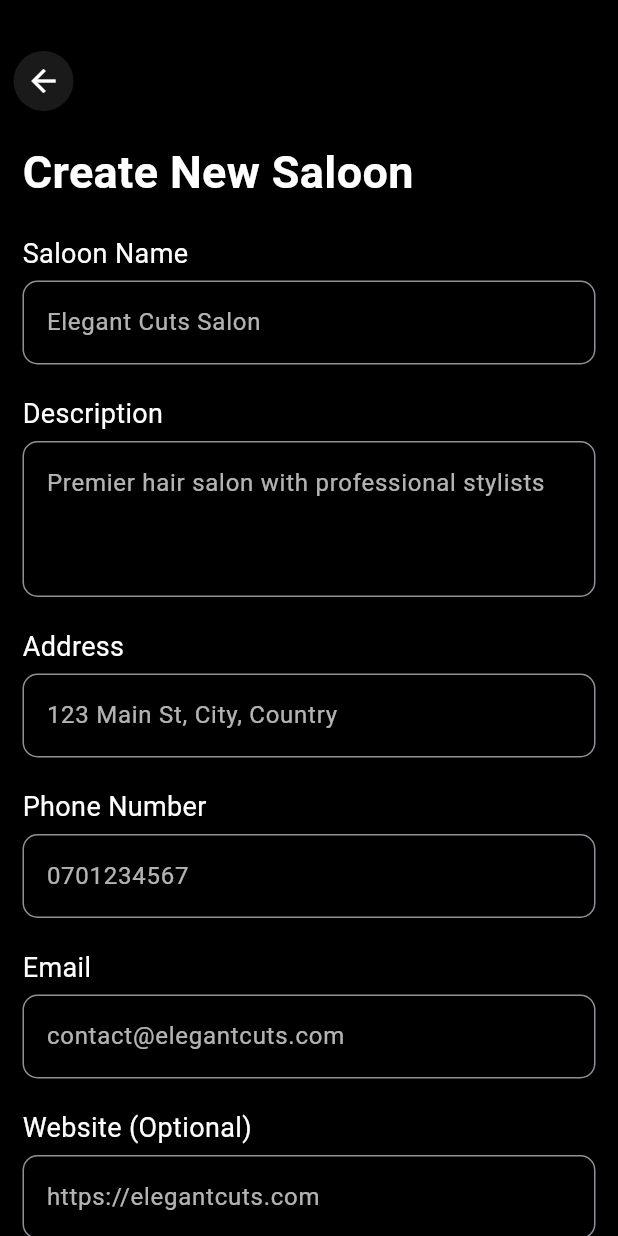
After one commit to maleesha-pramud/saloon_guide, a Flutter app: the CreateSaloonScreen screen opened by its route, on a phone screen of 412 x 824 dp. The commit adds this screen. Run offline on Flutter 3.47's test engine with Material 3 defaults, Android fonts, the phone set to English and light mode, and no system bars; our stand-ins replace flutter_secure_storage; accounts and stored records are empty.

Commit message:
feat: implement CreateSaloonScreen and update navigation in CustomDrawer

```diff
--- a/lib/main.dart
+++ b/lib/main.dart
@@ -3,8 +3,9 @@ import 'package:flutter_secure_storage/flutter_secure_storage.dart';
 import 'package:saloon_guide/pages/home/home_screen.dart';
 import 'package:saloon_guide/pages/login/login_screen.dart';
 // import 'package:saloon_guide/pages/complete/complete_screen.dart';
-// import 'package:saloon_guide/pages/saloon_list/saloon_list_screen.dart';
+import 'package:saloon_guide/pages/saloon_list/saloon_list_screen.dart';
 import 'package:saloon_guide/pages/register/register_screen.dart';
+import 'package:saloon_guide/pages/create_saloon/create_saloon_screen.dart';
 // import 'package:saloon_guide/pages/single_saloon/single_saloon_screen.dart';
 
 void main() {
@@ -71,8 +72,9 @@ class _MainAppState extends State<MainApp> {
       routes: {
         '/login': (context) => LoginScreen(),
         '/register': (context) => RegisterScreen(),
-        // '/saloon-list': (context) => SaloonListScreen(),
+        '/saloon-list': (context) => SaloonListScreen(),
         '/home': (context) => HomeScreen(),
+        '/create-saloon': (context) => CreateSaloonScreen(),
         // '/saloon': (context) => SingleSaloonScreen(),
         // '/complete': (context) => CompleteScreen(),
       },
--- /dev/null
+++ b/lib/pages/create_saloon/create_saloon_screen.dart
@@ -0,0 +1,331 @@
+import 'dart:convert';
+import 'package:flutter/material.dart';
+import 'package:flutter_secure_storage/flutter_secure_storage.dart';
+import 'package:http/http.dart' as http;
+import 'package:saloon_guide/widgets/custom_back_button.dart';
+import 'package:saloon_guide/widgets/custom_text_field.dart';
+
+class CreateSaloonScreen extends StatefulWidget {
+  const CreateSaloonScreen({super.key});
+
+  @override
+  State<CreateSaloonScreen> createState() => _CreateSaloonScreenState();
+}
+
+class _CreateSaloonScreenState extends State<CreateSaloonScreen> {
+  final _formKey = GlobalKey<FormState>();
+  final _storage = const FlutterSecureStorage();
+  bool _isLoading = false;
+  String _errorMessage = '';
+  String _successMessage = '';
+
+  final TextEditingController _nameController = TextEditingController();
+  final TextEditingController _descriptionController = TextEditingController();
+  final TextEditingController _addressController = TextEditingController();
+  final TextEditingController _phoneController = TextEditingController();
+  final TextEditingController _emailController = TextEditingController();
+  final TextEditingController _websiteController = TextEditingController();
+  final TextEditingController _openingTimeController =
+      TextEditingController(text: '09:00');
+  final TextEditingController _closingTimeController =
+      TextEditingController(text: '17:00');
+
+  Future<void> _selectTime(BuildContext context, bool isOpeningTime) async {
+    final TimeOfDay? picked = await showTimePicker(
+      context: context,
+      initialTime: TimeOfDay.now(),
+    );
+
+    if (picked != null) {
+      setState(() {
+        final String formattedTime =
+            '${picked.hour.toString().padLeft(2, '0')}:${picked.minute.toString().padLeft(2, '0')}';
+
+        if (isOpeningTime) {
+          _openingTimeController.text = formattedTime;
+        } else {
+          _closingTimeController.text = formattedTime;
+        }
+      });
+    }
+  }
+
+  Future<void> _createSaloon() async {
+    if (!_formKey.currentState!.validate()) {
+      return;
+    }
+
+    setState(() {
+      _isLoading = true;
+      _errorMessage = '';
+      _successMessage = '';
+    });
+
+    try {
+      final token = await _storage.read(key: 'auth_token');
+      final response = await http.post(
+        Uri.parse('http://localhost:3000/api/v1/saloons'),
+        headers: {
+          'Content-Type': 'application/json',
+          'Authorization': 'Bearer $token',
+        },
+        body: jsonEncode({
+          'name': _nameController.text,
+          'description': _descriptionController.text,
+          'address': _addressController.text,
+          'phone': _phoneController.text,
+          'email': _emailController.text,
+          'website': _websiteController.text,
+          'opening_time': _openingTimeController.text,
+          'closing_time': _closingTimeController.text,
+        }),
+      );
+
+      final responseData = jsonDecode(response.body);
+      print('responseData: $responseData');
+
+      if (response.statusCode == 201 && responseData['status'] == true) {
+        setState(() {
+          _successMessage =
+              responseData['data']['message'] ?? 'Saloon created successfully';
+        });
+
+        // Clear form after successful creation
+        _nameController.clear();
+        _descriptionController.clear();
+        _addressController.clear();
+        _phoneController.clear();
+        _emailController.clear();
+        _websiteController.clear();
+        _openingTimeController.text = '09:00';
+        _closingTimeController.text = '17:00';
+
+        // Optional: Navigate back or to a confirmation page
+        Future.delayed(Duration(seconds: 2), () {
+          Navigator.pop(context);
+        });
+      } else {
+        setState(() {
+          _errorMessage = responseData['message'] ?? 'Failed to create saloon';
+        });
+      }
+    } catch (error) {
+      setState(() {
+        _errorMessage = 'Network error: $error';
+      });
+    } finally {
+      setState(() {
+        _isLoading = false;
+      });
+    }
+  }
+
+  @override
+  Widget build(BuildContext context) {
+    return Scaffold(
+      body: SafeArea(
+        child: SingleChildScrollView(
+          child: Column(
+            crossAxisAlignment: CrossAxisAlignment.start,
+            children: [
+              SizedBox(height: 30),
+              CustomBackButton(),
+              Padding(
+                padding: const EdgeInsets.all(15),
+                child: Form(
+                  key: _formKey,
+                  child: Column(
+                    crossAxisAlignment: CrossAxisAlignment.start,
+                    children: [
+                      Text(
+                        'Create New Saloon',
+                        style: TextStyle(
+                          color: Colors.white,
+                          fontSize: 30,
+                          fontWeight: FontWeight.bold,
+                        ),
+                      ),
+                      SizedBox(height: 20),
+
+                      // Form fields
+                      CustomTextField(
+                        controller: _nameController,
+                        labelText: 'Saloon Name',
+                        hintText: 'Elegant Cuts Salon',
+                        validator: (value) {
+                          if (value == null || value.isEmpty) {
+                            return 'Please enter saloon name';
+                          }
+                          return null;
+                        },
+                      ),
+
+                      CustomTextField(
+                        controller: _descriptionController,
+                        labelText: 'Description',
+                        hintText:
+                            'Premier hair salon with professional stylists',
+                        maxLines: 3,
+                        validator: (value) {
+                          if (value == null || value.isEmpty) {
+                            return 'Please enter a description';
+                          }
+                          return null;
+                        },
+                      ),
+
+                      CustomTextField(
+                        controller: _addressController,
+                        labelText: 'Address',
+                        hintText: '123 Main St, City, Country',
+                        validator: (value) {
+                          if (value == null || value.isEmpty) {
+                            return 'Please enter address';
+                          }
+                          return null;
+                        },
+                      ),
+
+                      CustomTextField(
+                        controller: _phoneController,
+                        labelText: 'Phone Number',
+                        hintText: '0701234567',
+                        keyboardType: TextInputType.phone,
+                        validator: (value) {
+                          if (value == null || value.isEmpty) {
+                            return 'Please enter phone number';
+                          }
+                          return null;
+                        },
+                      ),
+
+                      CustomTextField(
+                        controller: _emailController,
+                        labelText: 'Email',
+                        hintText: 'contact@elegantcuts.com',
+                        keyboardType: TextInputType.emailAddress,
+                        validator: (value) {
+                          if (value == null || value.isEmpty) {
+                            return 'Please enter email';
+                          }
+                          if (!value.contains('@')) {
+                            return 'Please enter a valid email';
+                          }
+                          return null;
+                        },
+                      ),
+
+                      CustomTextField(
+                        controller: _websiteController,
+                        labelText: 'Website (Optional)',
+                        hintText: 'https://elegantcuts.com',
+                        keyboardType: TextInputType.url,
+                      ),
+
+                      // Time selection fields
+                      Row(
+                        children: [
+                          Expanded(
+                            child: GestureDetector(
+                              onTap: () => _selectTime(context, true),
+                              child: AbsorbPointer(
+                                child: CustomTextField(
+                                  controller: _openingTimeController,
+                                  labelText: 'Opening Time',
+                                  hintText: '09:00',
+                                  suffixIcon: Icon(Icons.access_time),
+                                  validator: (value) {
+                                    if (value == null || value.isEmpty) {
+                                      return 'Required';
+                                    }
+                                    return null;
+                                  },
+                                ),
+                              ),
+                            ),
+                          ),
+                          SizedBox(width: 16),
+                          Expanded(
+                            child: GestureDetector(
+                              onTap: () => _selectTime(context, false),
+                              child: AbsorbPointer(
+                                child: CustomTextField(
+                                  controller: _closingTimeController,
+                                  labelText: 'Closing Time',
+                                  hintText: '17:00',
+                                  suffixIcon: Icon(Icons.access_time),
+                                  validator: (value) {
+                                    if (value == null || value.isEmpty) {
+                                      return 'Required';
+                                    }
+                                    return null;
+                                  },
+                                ),
+                              ),
+                            ),
+                          ),
+                        ],
+                      ),
+
+                      // Success or error messages
+                      if (_errorMessage.isNotEmpty)
+                        Padding(
+                          padding: const EdgeInsets.only(top: 8.0),
+                          child: Text(
+                            _errorMessage,
+                            style: TextStyle(
+                              color: Colors.red,
+                              fontSize: 14,
+                            ),
+                          ),
+                        ),
+
+                      if (_successMessage.isNotEmpty)
+                        Padding(
+                          padding: const EdgeInsets.only(top: 8.0),
+                          child: Text(
+                            _successMessage,
+                            style: TextStyle(
+                              color: Colors.green,
+                              fontSize: 14,
+                            ),
+                          ),
+                        ),
+
+                      SizedBox(height: 30),
+
+                      // Submit button
+                      SizedBox(
+                        width: double.infinity,
+                        height: 50,
+                        child: ElevatedButton(
+                          style: ButtonStyle(
+                            backgroundColor:
+                                WidgetStateProperty.all(Colors.white),
+                            foregroundColor:
+                                WidgetStateProperty.all(Colors.black),
+                          ),
+                          onPressed: _isLoading ? null : _createSaloon,
+                          child: _isLoading
+                              ? CircularProgressIndicator(color: Colors.black)
+                              : Text(
+                                  'Create Saloon',
+                                  style: TextStyle(
+                                    fontSize: 18,
+                                    fontWeight: FontWeight.bold,
+                                  ),
+                                ),
+                        ),
+                      ),
+                      SizedBox(height: 30),
+                    ],
+                  ),
+                ),
+              ),
+            ],
+          ),
+        ),
+      ),
+    );
+  }
+}
--- a/lib/widgets/custom_drawer.dart
+++ b/lib/widgets/custom_drawer.dart
@@ -106,6 +106,16 @@ class _CustomDrawerState extends State<CustomDrawer> {
               // Navigate to favorites
             },
           ),
+          userData?['role_id'] == 2
+              ? ListTile(
+                  leading: Icon(Icons.add_business),
+                  title: Text('Create Saloon'),
+                  onTap: () {
+                    Navigator.pop(context);
+                    Navigator.pushNamed(context, '/create-saloon');
+                  },
+                )
+              : Container(),
           ListTile(
             leading: Icon(Icons.settings),
             title: Text('Settings'),
--- a/lib/widgets/custom_text_field.dart
+++ b/lib/widgets/custom_text_field.dart
@@ -7,12 +7,20 @@ class CustomTextField extends StatelessWidget {
     this.hintText = '',
     this.isPassword = false,
     required this.controller,
+    this.maxLines = 1,
+    this.validator,
+    this.keyboardType,
+    this.suffixIcon,
   });
 
   final String hintText;
   final bool isPassword;
   final String? labelText;
   final TextEditingController controller;
+  final int maxLines;
+  final String? Function(String?)? validator;
+  final TextInputType? keyboardType;
+  final Widget? suffixIcon;
 
   @override
   Widget build(BuildContext context) {
@@ -26,9 +34,12 @@ class CustomTextField extends StatelessWidget {
           ),
           SizedBox(height: 5),
         ],
-        TextField(
+        TextFormField(
           controller: controller,
           obscureText: isPassword,
+          maxLines: maxLines,
+          validator: validator,
+          keyboardType: keyboardType,
           decoration: InputDecoration(
             border: OutlineInputBorder(
               borderSide: BorderSide(color: Colors.white12, width: 1),
@@ -39,6 +50,7 @@ class CustomTextField extends StatelessWidget {
             ),
             hintText: hintText,
             hintStyle: TextStyle(color: Colors.white70),
+            suffixIcon: suffixIcon,
           ),
         ),
         SizedBox(height: 20),
```
